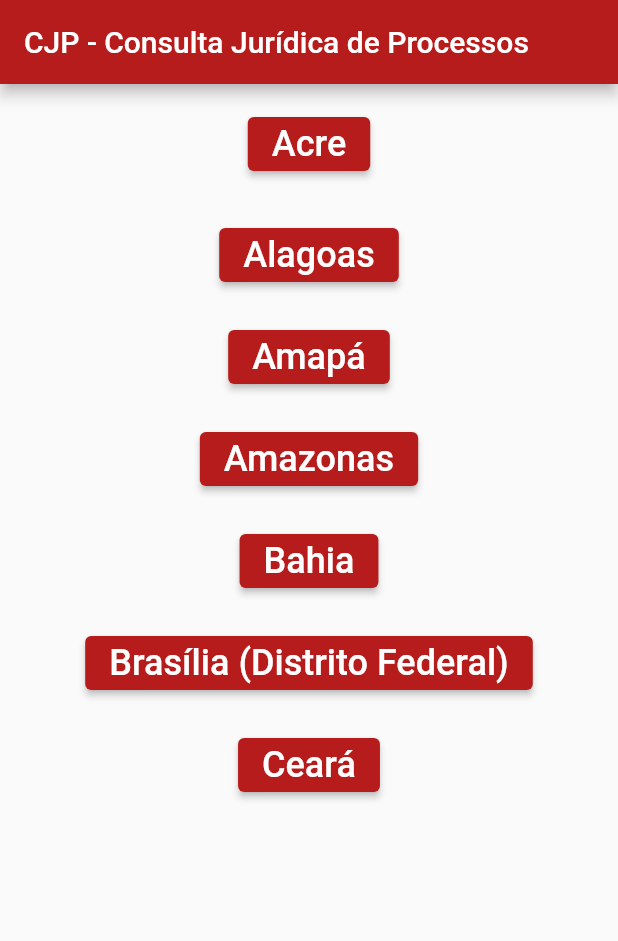
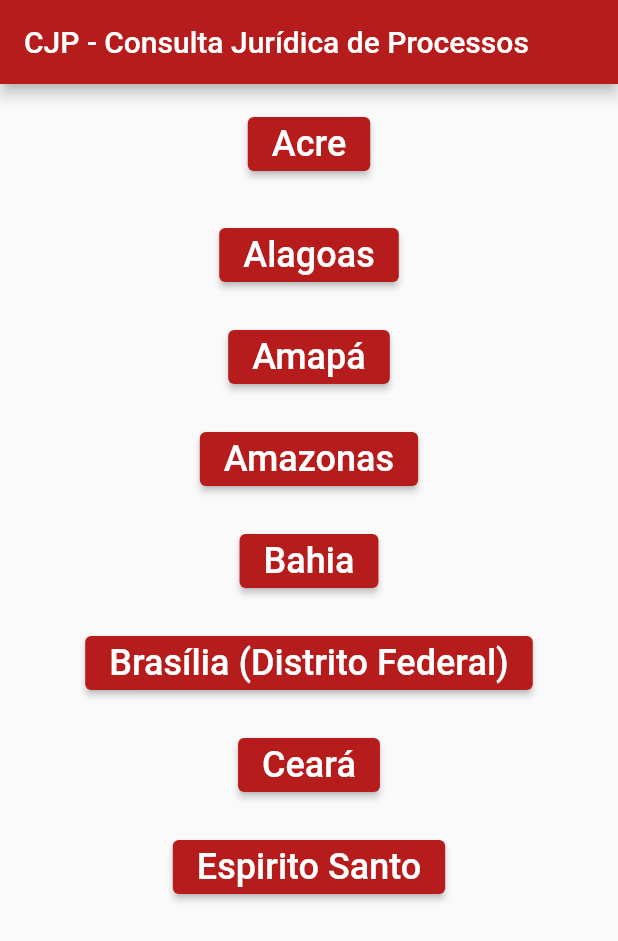
Before and after one commit to HeroRickyGAMES/Projeto-CPJ-Consulta-Juridica-de-Processos, a Flutter app: the screen it shows after launch, on a phone screen of 412 x 824 dp. Shown: the top 941 px of the screen. Run offline on Flutter 3.47's test engine with Material 2 defaults, Android fonts, the light colour scheme and no system bars; our stand-ins replace webview_flutter.

Commit message:
Adição do Espirito Santo

```diff
--- a/lib/main.dart
+++ b/lib/main.dart
@@ -6,6 +6,7 @@ import './amapa.dart';
 import './Bahia.dart';
 import './Ceara.dart';
 import './Brasilia.dart';
+import './EspiritoSanto.dart';
 
 //Programado por HeroRickyGames
 
@@ -94,7 +95,14 @@ class mainActivity extends State<WebViewApp> {
         }));
 
   }
+  void EspiritoSantoBTN()  {
 
+    Navigator.push(context,
+        MaterialPageRoute(builder: (context){
+          return EspiritoSanto();
+        }));
+
+  }
   @override
   Widget build(BuildContext context) {
     return Scaffold(
@@ -229,6 +237,23 @@ class mainActivity extends State<WebViewApp> {
               ),
             ),
           ),
+          Container(
+            alignment: Alignment.center,
+            padding: EdgeInsets.all(10),
+            child:
+            ElevatedButton(
+              onPressed: CearaBTN,
+              child: Text(
+                'Espirito Santo',
+                style: TextStyle(
+                  fontSize: 24,
+                ),
+              ),
+              style: ElevatedButton.styleFrom(
+                backgroundColor: Colors.red[900],
+              ),
+            ),
+          ),
         ]
       ),
     );
```
Also changed, not shown: lib/EspiritoSanto.dart (added, +105 -0 lines).
